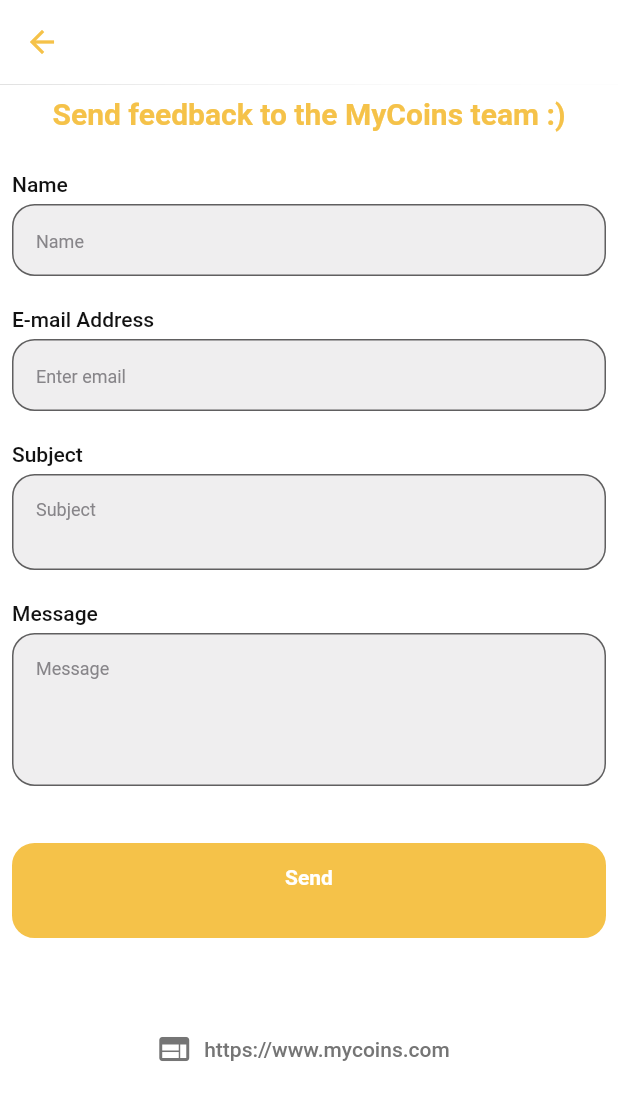
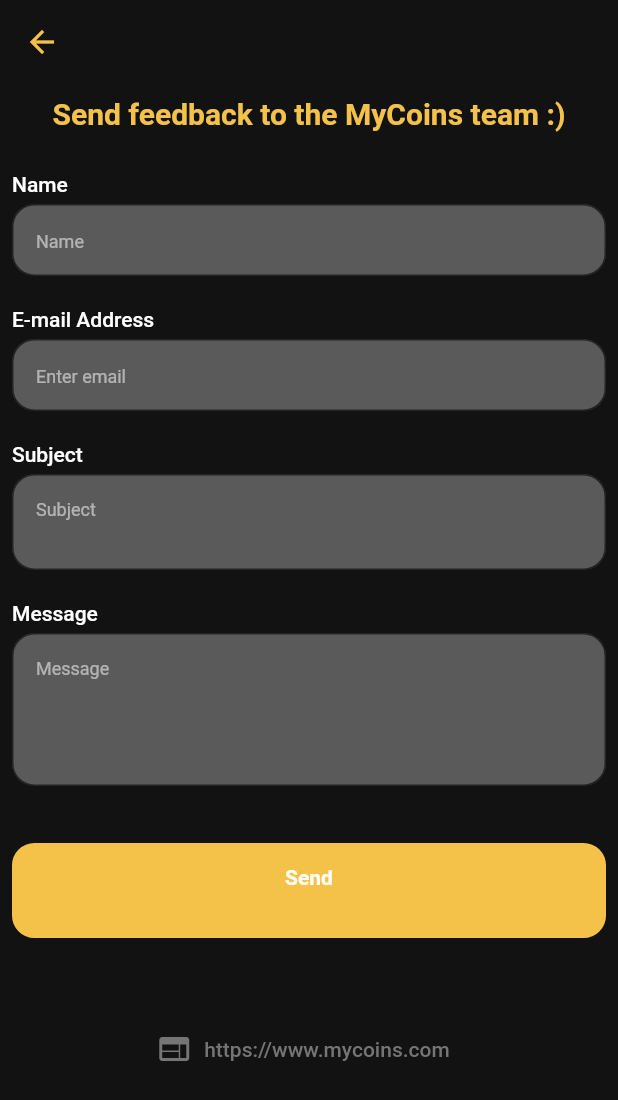
Before and after one commit to AyaAlsaity/MyCoins, a Flutter app: the ConnectScreen screen opened directly, after a tap on "https://www.mycoins.com", on a phone screen of 412 x 824 dp. Shown: the top 1100 px of the screen. Run offline on Flutter 3.47's test engine with Material 2 defaults, Android fonts, the light colour scheme and no system bars; our stand-ins replace another_flushbar, carousel_slider, cloud_firestore, firebase_auth, firebase_core, firebase_messaging and 5 more; accounts and stored records are empty; generated files the repository leaves out were written again.

Commit message:
11/5/2023

```diff
--- a/lib/providers/dark_theme_provider.dart
+++ b/lib/providers/dark_theme_provider.dart
@@ -3,7 +3,7 @@
 import 'package:shared_preferences/shared_preferences.dart';
 
 class DarkThemeProvider with ChangeNotifier {
-  bool isDark = false;
+  bool isDark = true;
 
   switchMode() {
     isDark = !isDark;
--- a/lib/screen/sub_screens/connect_screen.dart
+++ b/lib/screen/sub_screens/connect_screen.dart
@@ -164,7 +164,8 @@
                     ),
                     TextButton(
                       onPressed: () async {
-                        String urlWebsit = 'https://www.udemy.com/';
+                        String urlWebsit =
+                            'https://www.coingecko.com/en/converter';
                         if (await canLaunchUrlString(urlWebsit)) {
                           await launchUrlString(
                             urlWebsit,
```
